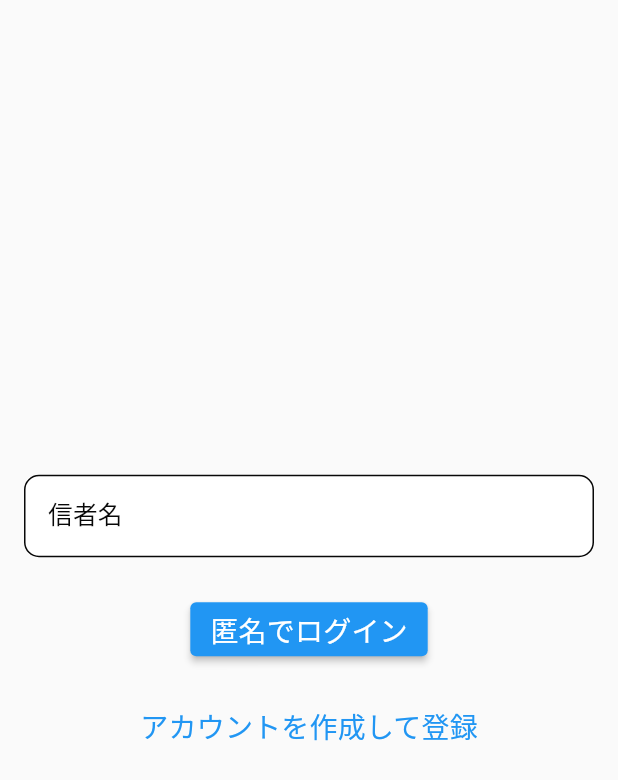
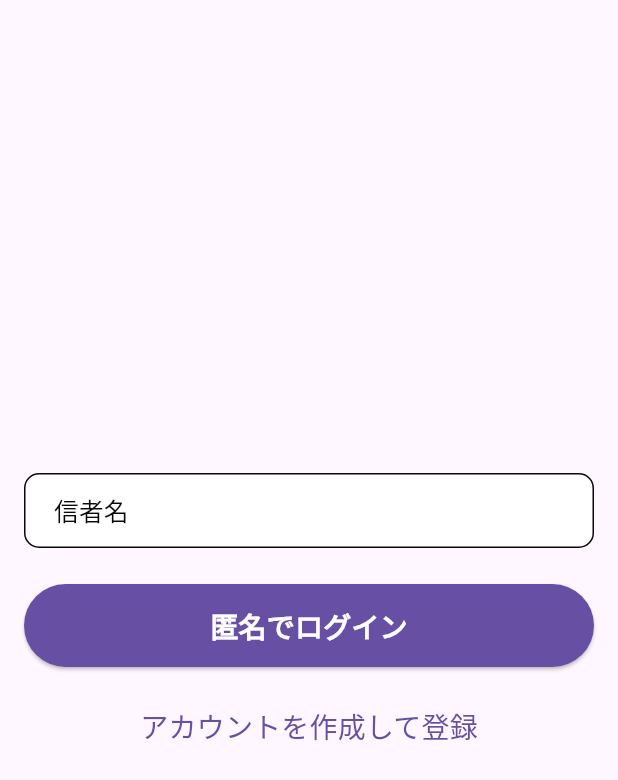
Before and after one commit to Fukuoka-Flutter-Fanclub/hackathon_2024_app, a Flutter app: the screen it shows after launch, on a phone screen of 412 x 824 dp. Shown: the top 780 px of the screen. Run offline on Flutter 3.47's test engine with Material 3 defaults, Android fonts, the phone set to English and light mode, and no system bars; our stand-ins replace email_validator, flutter_dotenv, flutter_riverpod, flutter_screenutil, go_router, sentry_flutter and 1 more; accounts and stored records are empty.

Commit message:
テーマをFigmaに合わせて修正

```diff
--- a/lib/core/utils/theme.dart
+++ b/lib/core/utils/theme.dart
@@ -38,19 +38,19 @@ final themeProvider = Provider<ThemeData>((ref) {
     // headline
     headlineLarge: TextStyle(
       fontSize: 31.sp,
-      fontWeight: FontWeight.w100,
-      letterSpacing: 0.33,
+      fontWeight: FontWeight.w500, // Medium
+      letterSpacing: 0.33.sp,
       height: 56 / 31,
     ),
     headlineMedium: TextStyle(
       fontSize: 27.sp,
-      fontWeight: FontWeight.w500,
+      fontWeight: FontWeight.w500, // Medium
       letterSpacing: 0.27.sp,
       height: 48 / 27,
     ),
     headlineSmall: TextStyle(
       fontSize: 23.sp,
-      fontWeight: FontWeight.w100,
+      fontWeight: FontWeight.w500, // Medium
       letterSpacing: 0.21.sp,
       height: 40 / 23,
     ),
@@ -58,39 +58,39 @@ final themeProvider = Provider<ThemeData>((ref) {
     // title
     titleLarge: TextStyle(
       fontSize: 21.sp,
-      fontWeight: FontWeight.w300,
+      fontWeight: FontWeight.w700, // Bold
       letterSpacing: 0.18.sp,
       height: 36 / 21,
     ),
     titleMedium: TextStyle(
       fontSize: 17.sp,
-      fontWeight: FontWeight.w700,
-      letterSpacing: 17.sp * 0.0012,
-      height: 28 / 17,
+      fontWeight: FontWeight.w700, // Bold
+      letterSpacing: 0.12.sp,
+      height: 24 / 17,
     ),
     titleSmall: TextStyle(
       fontSize: 15.sp,
-      fontWeight: FontWeight.w300,
+      fontWeight: FontWeight.w700, // Bold
       letterSpacing: 0.09.sp,
-      height: 24 / 15,
+      height: 20 / 15,
     ),
 
     // label
     labelLarge: TextStyle(
       fontSize: 17.sp,
-      fontWeight: FontWeight.w400,
+      fontWeight: FontWeight.w500, // Medium
       letterSpacing: 0.12.sp,
       height: 28 / 17,
     ),
     labelMedium: TextStyle(
       fontSize: 15.sp,
-      fontWeight: FontWeight.w400,
+      fontWeight: FontWeight.w500, // Medium
       letterSpacing: 0.09.sp,
       height: 24 / 15,
     ),
     labelSmall: TextStyle(
       fontSize: 13.sp,
-      fontWeight: FontWeight.w400,
+      fontWeight: FontWeight.w500, // Medium
       letterSpacing: 0.06.sp,
       height: 20 / 13,
     ),
@@ -98,27 +98,44 @@ final themeProvider = Provider<ThemeData>((ref) {
     // body
     bodyLarge: TextStyle(
       fontSize: 15.sp,
-      fontWeight: FontWeight.w300,
-      letterSpacing: 0.09000000357627869.sp,
+      fontWeight: FontWeight.w400, // Regular
+      letterSpacing: 0.09.sp,
       height: 24 / 15,
     ),
     bodyMedium: TextStyle(
       fontSize: 13.sp,
-      fontWeight: FontWeight.w300,
-      letterSpacing: 0.05999999865889549.sp,
+      fontWeight: FontWeight.w500, // Medium
+      letterSpacing: 0.06.sp,
       height: 20 / 13,
     ),
     bodySmall: TextStyle(
       fontSize: 11.sp,
-      fontWeight: FontWeight.w300,
-      letterSpacing: 0.029999999329447746.sp,
+      fontWeight: FontWeight.w400, // Regular
+      letterSpacing: 0.06.sp,
       height: 16 / 11,
     ),
   );
   return ThemeData(
-    useMaterial3: false,
+    useMaterial3: true,
     fontFamily: 'NotoSansJP',
     textTheme: textTheme,
+    elevatedButtonTheme: ElevatedButtonThemeData(
+      style: ElevatedButton.styleFrom(
+        foregroundColor: MyColors.white.color,
+        backgroundColor: const Color(0xFF6750A4),
+        minimumSize: Size(double.infinity, 48.h),
+        shape: RoundedRectangleBorder(
+          borderRadius: BorderRadius.circular(28),
+        ),
+        padding: EdgeInsets.symmetric(
+          horizontal: 24.w,
+          vertical: 12.h,
+        ),
+        textStyle: textTheme.labelLarge?.copyWith(
+          fontWeight: FontWeight.w700,
+        ),
+      ),
+    ),
     inputDecorationTheme: InputDecorationTheme(
       labelStyle: textTheme.bodyLarge?.copyWith(
         color: MyColors.black.color,
```
